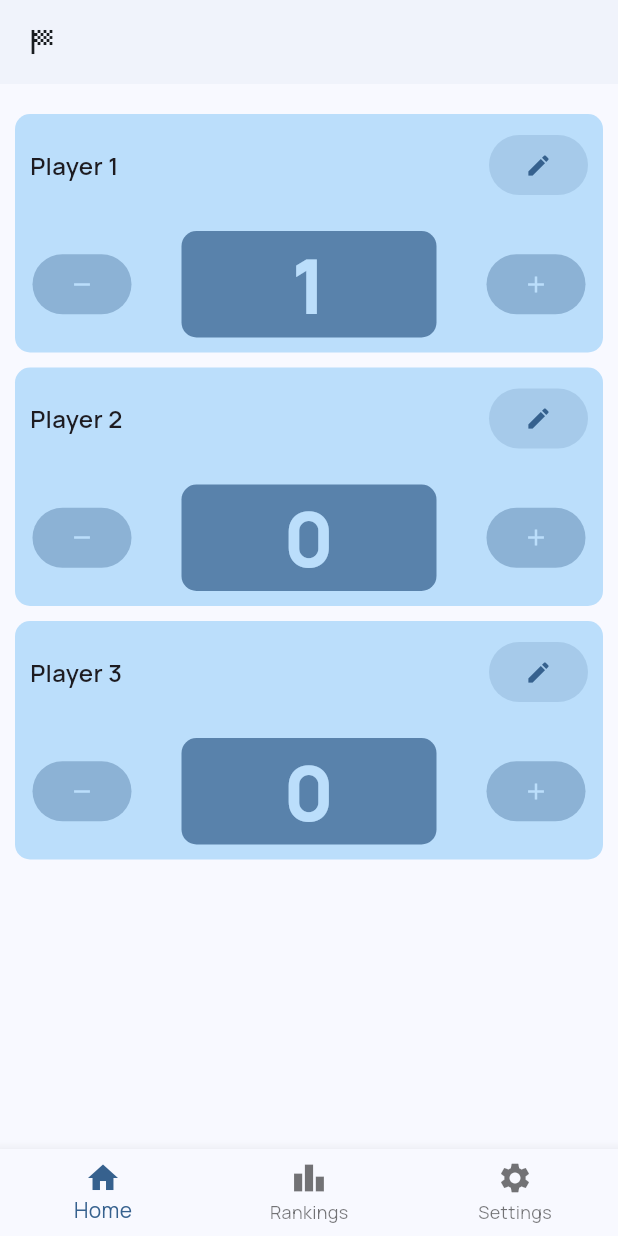
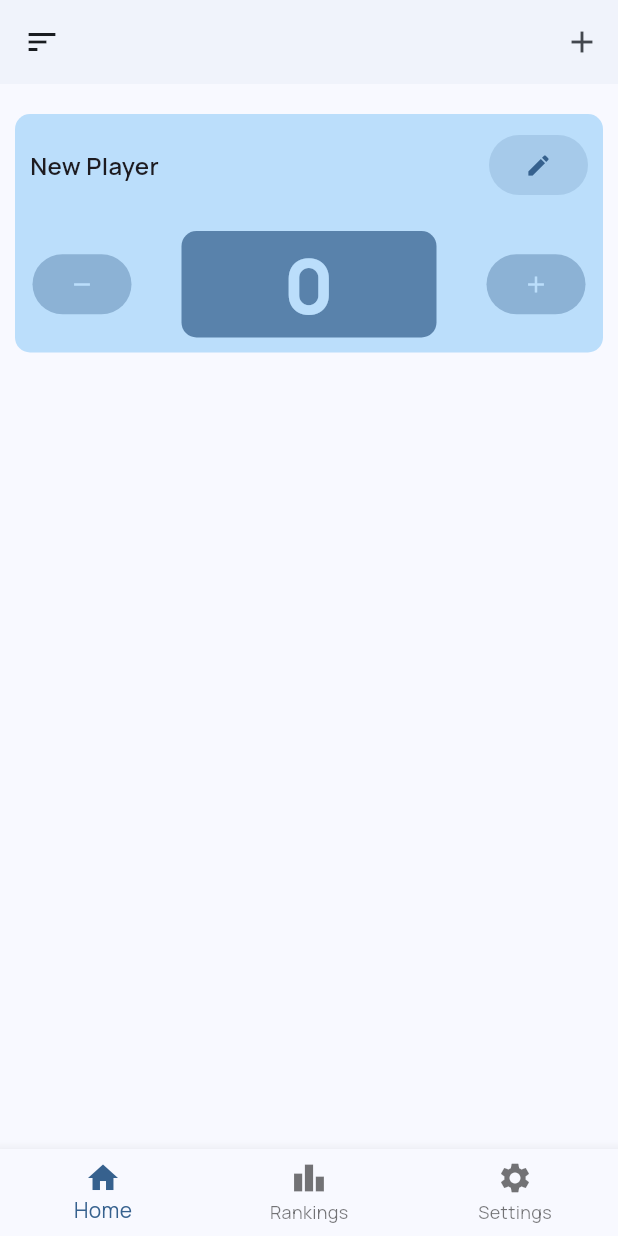
Before and after one commit to Zadigo/myscores, a Flutter app: the screen it shows after launch, after a tap on the "add" icon, on a phone screen of 412 x 824 dp. Run offline on Flutter 3.47's test engine with Material 3 defaults, Android fonts, the phone set to English and light mode, and no system bars; our stand-ins replace bloc, flutter_bloc, google_fonts.

Commit message:
Move cubit to top of class
Co-authored-by: Copilot <copilot@github.com>

```diff
--- a/simplescoring/lib/main.dart
+++ b/simplescoring/lib/main.dart
@@ -2,7 +2,6 @@ import 'package:flutter/material.dart';
 import 'package:flutter_bloc/flutter_bloc.dart';
 import 'package:google_fonts/google_fonts.dart';
 import 'package:simplescoring/pages/home/index_page.dart';
-import 'package:simplescoring/pages/home/edit_page.dart';
 import 'package:simplescoring/pages/rankings.dart';
 import 'package:simplescoring/pages/settings.dart';
 import 'package:simplescoring/providers/scores_cubit.dart';
@@ -11,19 +10,36 @@ void main() {
   runApp(const MainApp());
 }
 
-class MainApp extends StatelessWidget {
+class MainApp extends StatefulWidget {
   const MainApp({super.key});
 
+  @override
+  State<MainApp> createState() => _MainAppState();
+}
+
+class _MainAppState extends State<MainApp> {
+  final ScoresCubit _scoresCubit = ScoresCubit();
+
   // Define the routes
-  Map<String, Widget Function(BuildContext)> get _routes => {
-    '/home': (context) => const IndexPage(),
-    '/home/edit': (context) => const EditPage(),
-    '/rankings': (context) => const RankingsPage(),
-    '/settings': (context) => const SettingsPage(),
-  };
+  // Map<String, Widget Function(BuildContext)> get _routes => {
+  //   '/home': (context) => const IndexPage(),
+  //   '/home/edit': (context) => const EditPage(),
+  //   '/rankings': (context) => const RankingsPage(),
+  //   '/settings': (context) => const SettingsPage(),
+  // };
+
+  final List<Widget> _routes = [
+    const IndexPage(),
+    const RankingsPage(),
+    const SettingsPage(),
+  ];
+
+  int _currentIndex = 0;
 
   void _onTap(int index) {
-
+    setState(() {
+      _currentIndex = index;
+    });
   }
 
   @override
@@ -41,28 +57,28 @@ class MainApp extends StatelessWidget {
 
     // Text theme
     final TextTheme textTheme = GoogleFonts.manropeTextTheme();
-    // ThemeData.light().textTheme.apply(
-    //   fontFamily: GoogleFonts.manrope().fontFamily,
-    // );
-
-    // State
-    final scoresCubit = ScoresCubit();
 
     return MaterialApp(
       title: title,
       home: BlocProvider<ScoresCubit>(
-        create: (context) => scoresCubit,
+        create: (context) => _scoresCubit,
         child: Scaffold(
-          body: _routes['/home']!(context),
+          body: _routes[_currentIndex],
           appBar: AppBar(
-            leading: Icon(Icons.sports_score),
+            leading: Icon(Icons.sort),
             backgroundColor: colorScheme.primary.withAlpha(10),
+            actions: [
+              IconButton(
+                onPressed: () => _scoresCubit.addPlayer(),
+                icon: Icon(Icons.add)
+              )
+            ],
           ),
           bottomNavigationBar: BottomNavigationBar(
             items: [
               BottomNavigationBarItem(
                 icon: Icon(Icons.home),
-                label: 'Home'
+                label: 'Home',
               ),
               BottomNavigationBarItem(
                 icon: Icon(Icons.leaderboard),
@@ -74,10 +90,11 @@ class MainApp extends StatelessWidget {
               ),
             ],
             onTap: _onTap,
+            currentIndex: _currentIndex,
           ),
         ),
       ),
-      routes: _routes,
+      // routes: _routes,
       theme: ThemeData(
         colorScheme: colorScheme,
         textTheme: textTheme,
--- a/simplescoring/lib/providers/scores_cubit.dart
+++ b/simplescoring/lib/providers/scores_cubit.dart
@@ -5,9 +5,9 @@ import 'package:simplescoring/models/player.dart';
 
 class ScoresCubit extends Cubit<List<Player>> {
   ScoresCubit(): super([
-    Player(name: "Player 1", score: 0),
-    Player(name: "Player 2", score: 0),
-    Player(name: "Player 3", score: 0),
+    // Player(name: "Player 1", score: 0),
+    // Player(name: "Player 2", score: 0),
+    // Player(name: "Player 3", score: 0),
   ]);
 
   @override
@@ -35,8 +35,16 @@ class ScoresCubit extends Cubit<List<Player>> {
   }
 
   // Method to add a new player
-  void addPlayer(String playerName) {
-    state.add(Player(name: playerName, score: 0));
+  void addPlayer() {
+    const playerName = "New Player";
+    final newPlayer = Player(name: playerName, score: 0);
+
+    log('ScoresCubit addPlayer: playerName = $playerName');
+
+    log("Current state $state");
+    state.add(newPlayer);
+    log("Current state $state");
+
     emit(List.from(state));
   }
 
```
